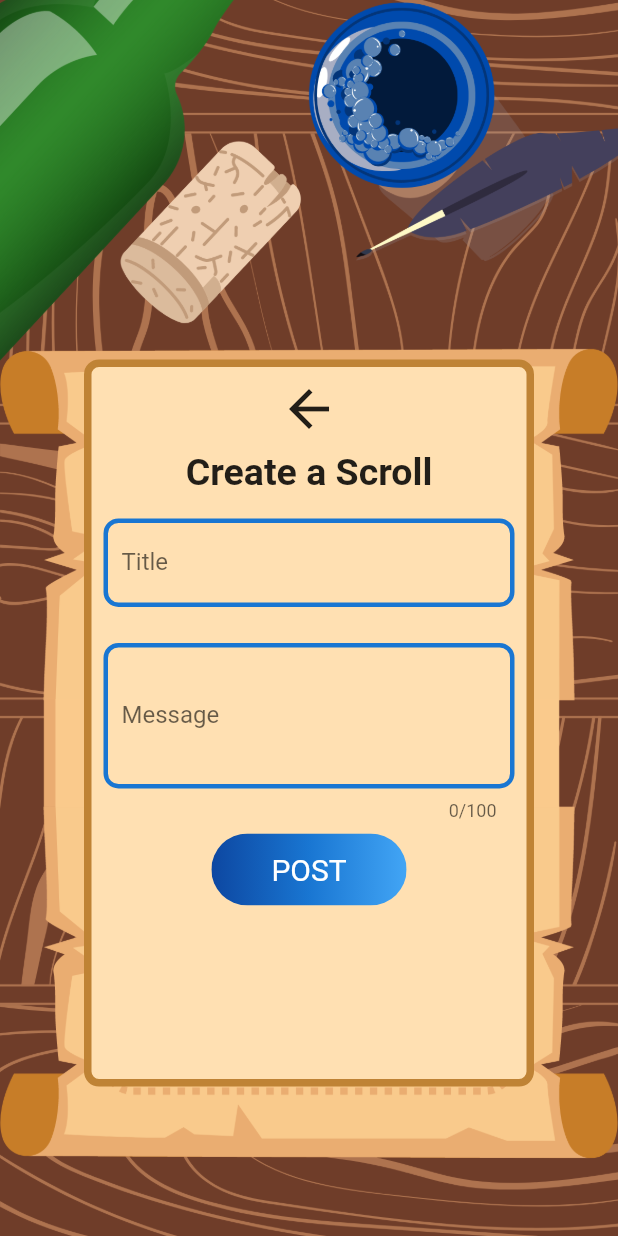
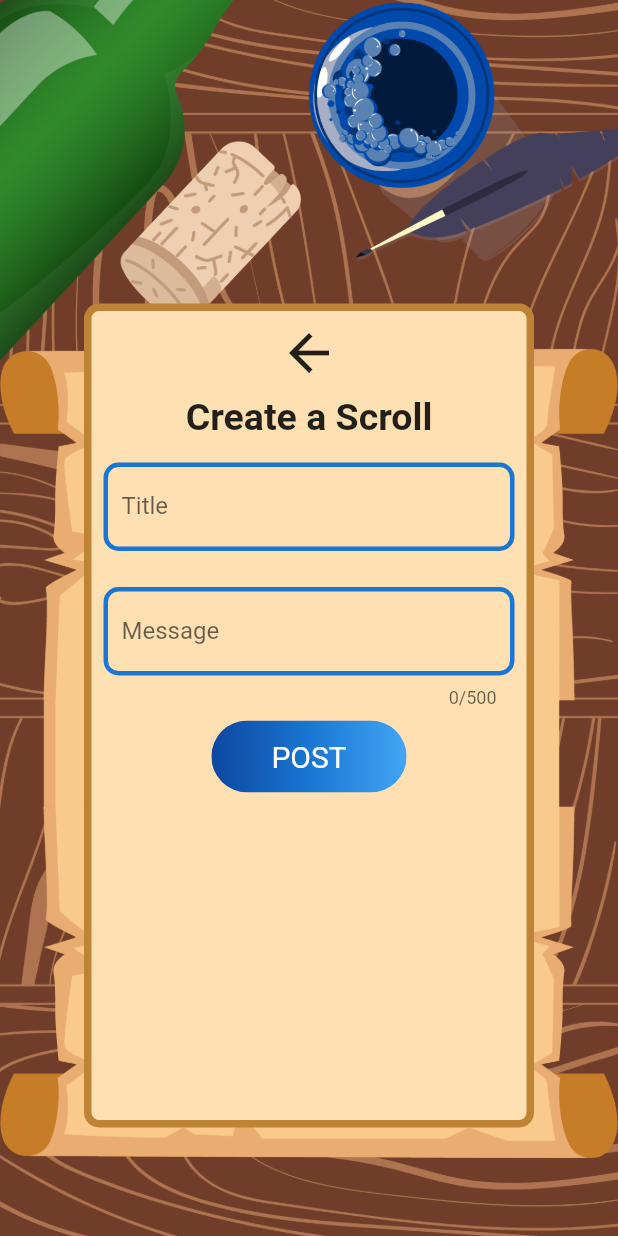
Before and after one commit to anyelimrodriguez/SeaScroll, a Flutter app: the Post screen opened directly, on a phone screen of 412 x 824 dp. Run offline on Flutter 3.47's test engine with Material 2 defaults, Android fonts, the phone set to English and light mode, and no system bars; our stand-ins replace firebase_auth, firebase_core, google_fonts; missing offline and left inert: postgres; accounts and stored records are empty; network calls fail; Roboto replaces fonts that are missing (Schoolbell).

Commit message:
Minor change

```diff
--- a/sea_scroll/lib/main.dart
+++ b/sea_scroll/lib/main.dart
@@ -1,5 +1,6 @@
 import 'package:flutter/material.dart';
 import 'package:sea_scroll/pages/home.dart';
+import 'package:sea_scroll/pages/intro.dart';
 import 'pages/login.dart';
 import 'package:postgres/postgres.dart';
 import 'package:http/http.dart' as http;
--- a/sea_scroll/lib/pages/post.dart
+++ b/sea_scroll/lib/pages/post.dart
@@ -95,9 +95,9 @@ class _PostState extends State<Post> {
           child: Center(
             child: Container(
               child: Padding(
-                padding: const EdgeInsets.only(top: 140),
+                padding: const EdgeInsets.only(top: 130),
                 child: Container(
-                  height: height / 1.7,
+                  height: height / 1.5,
                   width: 300,
                   decoration: BoxDecoration(
                     color: Colors.orange[100],
@@ -160,8 +160,8 @@ class _PostState extends State<Post> {
                         child: TextField(
                           controller: _scrollmessageController,
                           keyboardType: TextInputType.multiline,
-                          maxLines: 3,
-                          maxLength: 100,
+                          maxLines: 1,
+                          maxLength: 500,
                           decoration: InputDecoration(
                             enabledBorder: OutlineInputBorder(
                                 borderRadius: BorderRadius.circular(10),
```
